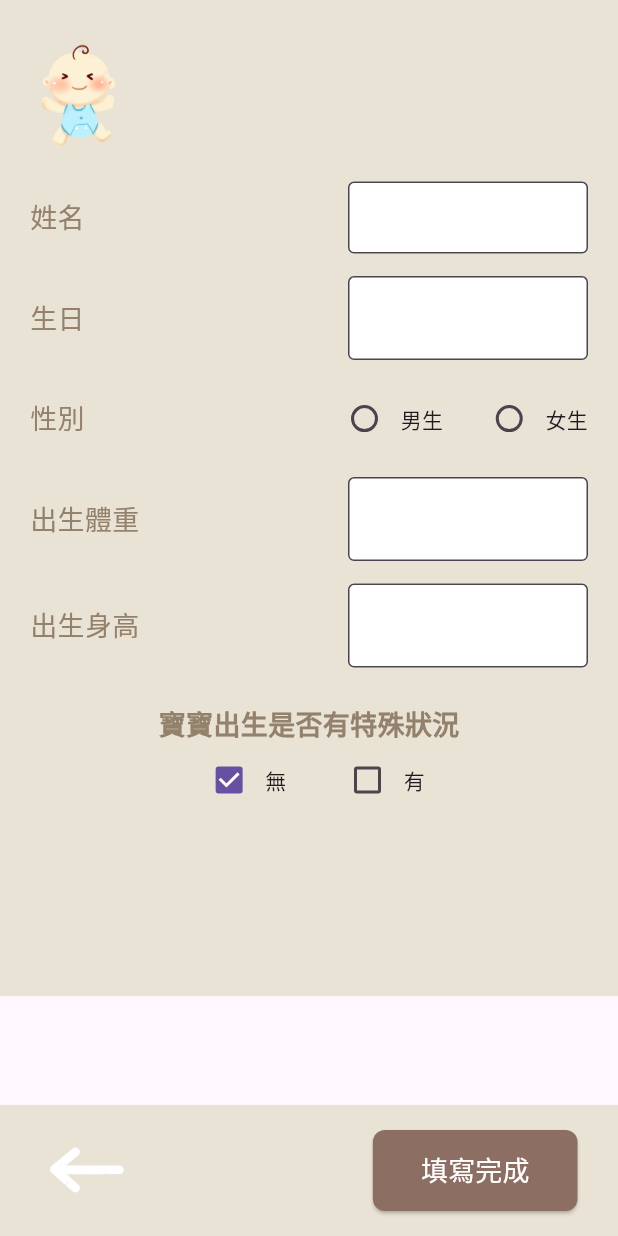
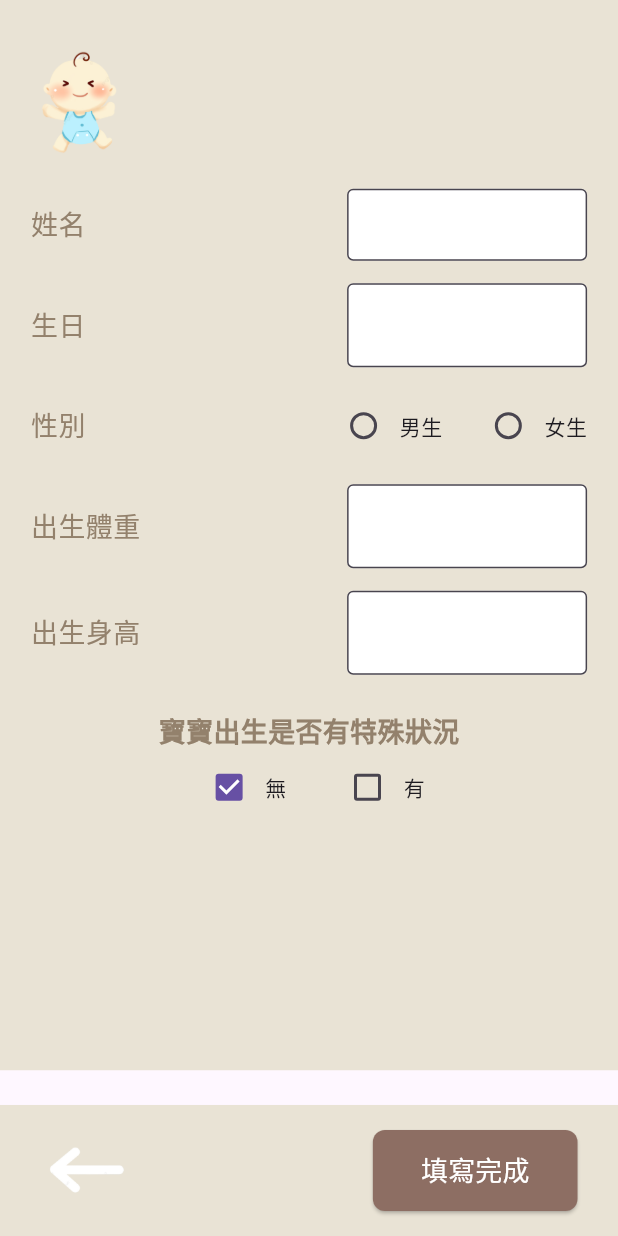
Before and after one commit to 411631277/project, a Flutter app: the BabyWidget screen opened directly with empty values, on a phone screen of 412 x 824 dp. Run offline on Flutter 3.47's test engine with Material 3 defaults, Android fonts, the phone set to English and light mode, and no system bars; our stand-ins replace cloud_firestore, firebase_core, firebase_storage, image_picker, logger, pedometer and 3 more; accounts and stored records are empty; network calls fail.

Commit message:
baby空白區域修正

```diff
--- a/lib/home/baby.dart
+++ b/lib/home/baby.dart
@@ -29,13 +29,15 @@ class _BabyWidgetState extends State<BabyWidget> {
 
   @override
   Widget build(BuildContext context) {
+ final screenWidth = MediaQuery.of(context).size.width;
+ final screenHeight = MediaQuery.of(context).size.height;
     return Scaffold(
   body: SafeArea(
     child: Container(
       color: const Color.fromRGBO(233, 227, 213, 1),
       child: SingleChildScrollView(
         child: Padding(
-          padding: const EdgeInsets.symmetric(horizontal: 20.0, vertical: 20),
+          padding: EdgeInsets.symmetric(horizontal: screenWidth * 0.05, vertical: screenHeight * 0.03),
           child: Column(
             crossAxisAlignment: CrossAxisAlignment.start,
             children: [
@@ -85,9 +87,13 @@ class _BabyWidgetState extends State<BabyWidget> {
                   const Text('有'),
                 ],
               ),
-              if (hasSpecialCondition)
-                Padding(
-                  padding: const EdgeInsets.only(left: 60, right: 40),
+
+              Visibility(
+  visible: hasSpecialCondition,
+  maintainState: true,
+  maintainAnimation: true,
+  child: Padding(
+    padding: const EdgeInsets.only(left: 60, right: 40, bottom: 20),
     child: TextField(
       controller: specialConditionController,
       decoration: const InputDecoration(
@@ -98,7 +104,12 @@ class _BabyWidgetState extends State<BabyWidget> {
       ),
     ),
   ),
-              const SizedBox(height: 100), // 留空位避免底部按鈕蓋住
+),
+
+  const SizedBox(height: 40), // ✅ 加這個避免空白太大
+
+const SizedBox(height: 100), // 可保留讓按鈕不會被擋住
+
             ],
           ),
         ),
```
Also changed, not shown: 4 other files. Lines whose indentation alone changed are shown as unchanged.
